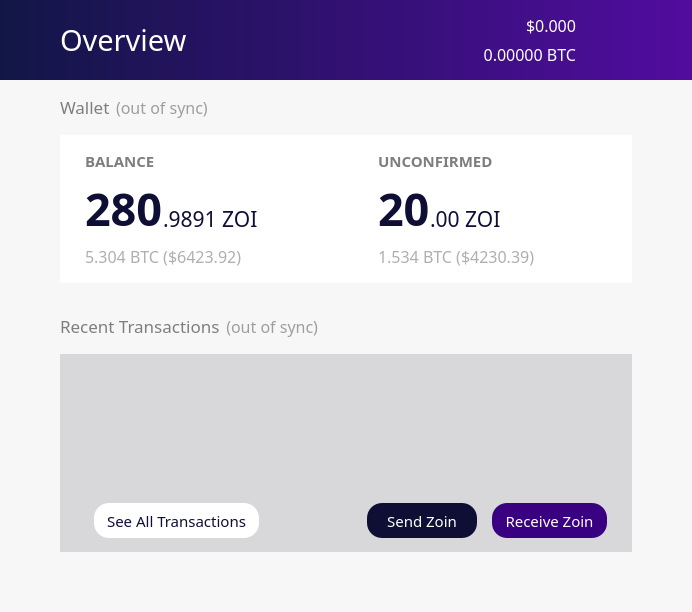
noirofficial/noir, file src/qt/forms/winforms/overviewpage.ui: the form before one commit.
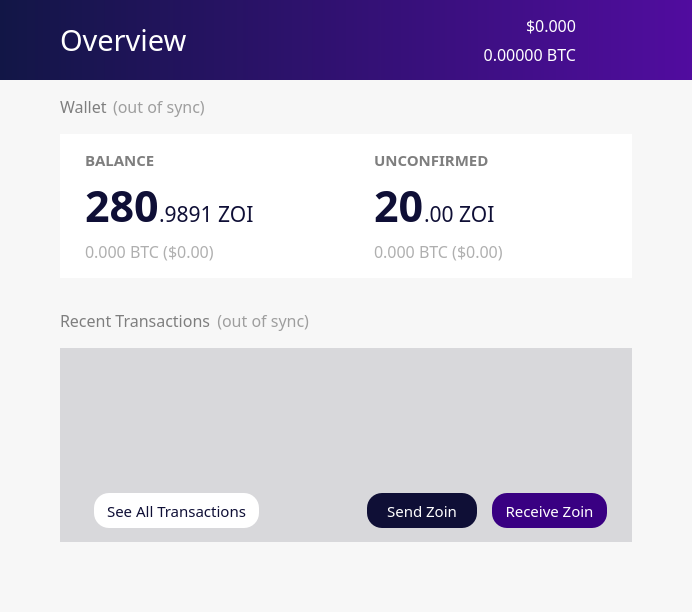
The form after the commit. Icons and pictures are not drawn.

Commit message: Update windows/linux GUI to V2

Patch:
```diff
--- a/src/qt/forms/winforms/overviewpage.ui
+++ b/src/qt/forms/winforms/overviewpage.ui
@@ -347,6 +347,9 @@
      </property>
      <item>
       <layout class="QVBoxLayout" name="verticalLayout_2" stretch="0,0,0">
+       <property name="spacing">
+        <number>0</number>
+       </property>
        <item>
         <layout class="QHBoxLayout" name="Nav">
          <property name="spacing">
@@ -663,7 +666,7 @@
            <number>60</number>
           </property>
           <property name="bottomMargin">
-           <number>0</number>
+           <number>10</number>
           </property>
           <item>
            <layout class="QHBoxLayout" name="horizontalLayout_4">
@@ -681,7 +684,7 @@
               <property name="font">
                <font>
                 <family>ZoinMedium</family>
-                <pointsize>13</pointsize>
+                <pointsize>12</pointsize>
                 <weight>50</weight>
                 <bold>false</bold>
                </font>
@@ -857,7 +860,7 @@
               <number>15</number>
              </property>
              <property name="rightMargin">
-              <number>0</number>
+              <number>25</number>
              </property>
              <property name="bottomMargin">
               <number>15</number>
@@ -887,7 +890,7 @@
                  <property name="font">
                   <font>
                    <family>ZoinBold</family>
-                   <pointsize>34</pointsize>
+                   <pointsize>32</pointsize>
                    <weight>75</weight>
                    <italic>false</italic>
                    <bold>true</bold>
@@ -1044,7 +1047,7 @@
 </string>
                </property>
                <property name="text">
-                <string>1.534 BTC ($4230.39)</string>
+                <string>0.000 BTC ($0.00)</string>
                </property>
                <property name="textInteractionFlags">
                 <set>Qt::NoTextInteraction</set>
@@ -1238,7 +1241,7 @@
 </string>
                </property>
                <property name="text">
-                <string>5.304 BTC ($6423.92)</string>
+                <string>0.000 BTC ($0.00)</string>
                </property>
                <property name="textInteractionFlags">
                 <set>Qt::NoTextInteraction</set>
@@ -1264,7 +1267,7 @@
                  <property name="font">
                   <font>
                    <family>ZoinBold</family>
-                   <pointsize>34</pointsize>
+                   <pointsize>32</pointsize>
                    <weight>75</weight>
                    <italic>false</italic>
                    <bold>true</bold>
@@ -1363,7 +1366,7 @@
               <property name="font">
                <font>
                 <family>ZoinMedium</family>
-                <pointsize>13</pointsize>
+                <pointsize>12</pointsize>
                 <weight>50</weight>
                 <bold>false</bold>
                </font>
@@ -1514,7 +1517,7 @@
              <enum>QFrame::StyledPanel</enum>
             </property>
             <property name="frameShadow">
-             <enum>QFrame::Raised</enum>
+             <enum>QFrame::Plain</enum>
             </property>
             <layout class="QVBoxLayout" name="verticalLayout">
              <property name="spacing">
@@ -1742,7 +1745,7 @@
                <property name="font">
                 <font>
                  <family>ZoinLight</family>
-                 <pointsize>11</pointsize>
+                 <pointsize>12</pointsize>
                 </font>
                </property>
                <property name="styleSheet">
```
The commit also changes 2 other files.
